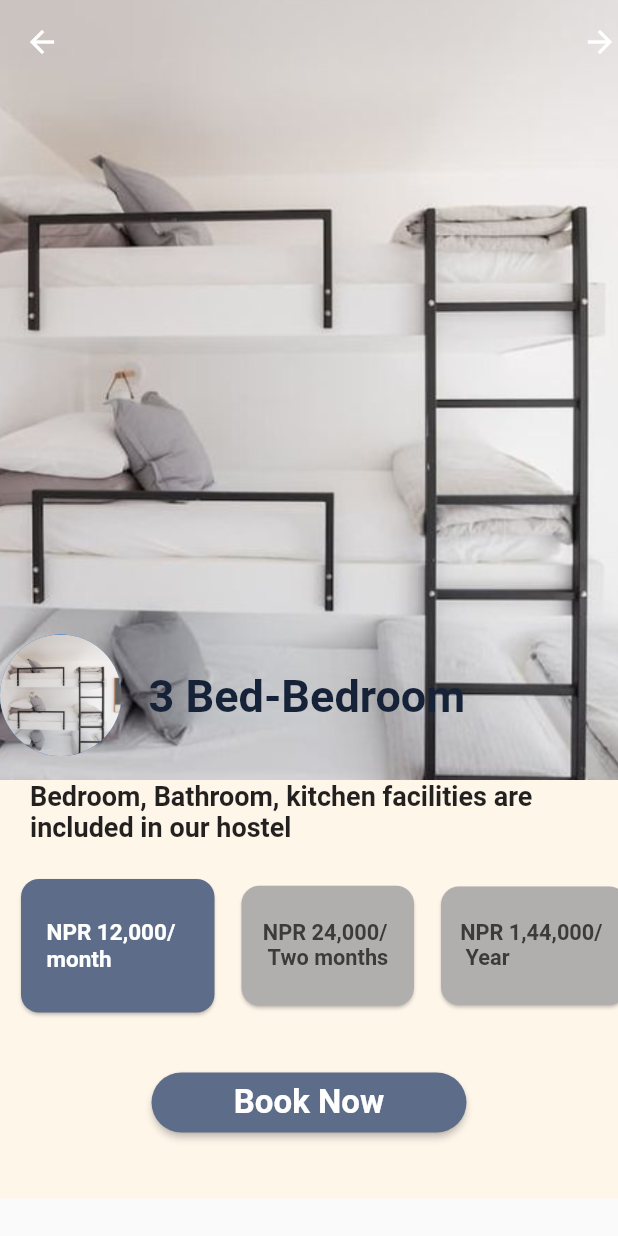
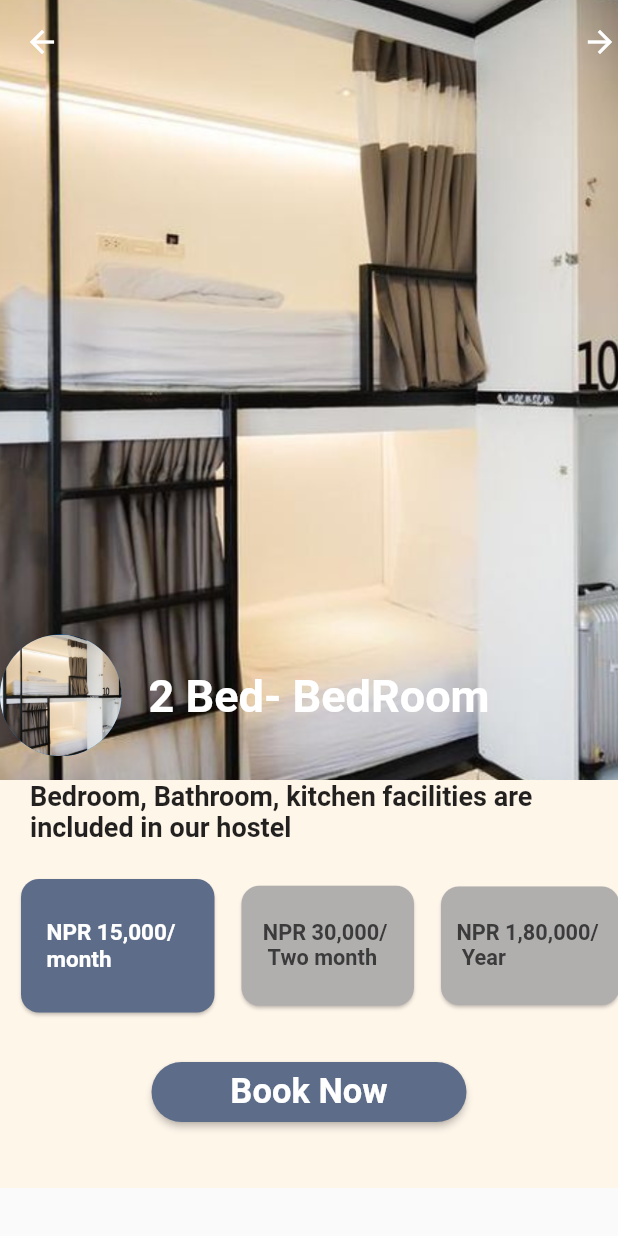
Before and after one commit to utsavshumsher/Hostel_Management_system, a Flutter app: the TwoSeater screen opened directly, after a tap on the "arrow forward" icon, on a phone screen of 412 x 824 dp. Run offline on Flutter 3.47's test engine with Material 2 defaults, Android fonts, the phone set to English and light mode, and no system bars; our stand-ins replace google_fonts, motion_toast, pin_code_fields, rflutter_alert, table_calendar; Roboto replaces fonts that are missing (Alike).

Commit message:
three  seater gesture

```diff
--- a/lib/Rooms/swiping.dart
+++ b/lib/Rooms/swiping.dart
@@ -28,7 +28,7 @@ class _RoomViewDemoState extends State<RoomViewDemo> {
       children: [
         One_Seater(),
         TwoSeater(),
-        Three_Seater(),
+        ThreeSeater(),
         FourSeater(),
       ],
     );
--- a/lib/Rooms/three_seater.dart
+++ b/lib/Rooms/three_seater.dart
@@ -1,10 +1,18 @@
 import 'package:flutter/material.dart';
+import 'package:sleepholic/Rooms/three_seater.dart';
+
 import '../Payments/payment.dart';
-import 'four_seater.dart';
 
-class Three_Seater extends StatelessWidget {
-  const Three_Seater({super.key});
 
+class ThreeSeater extends StatefulWidget {
+  const ThreeSeater({Key? key}) : super(key: key);
+
+  @override
+  State<ThreeSeater> createState() => _ThreeSeaterState();
+}
+
+class _ThreeSeaterState extends State<ThreeSeater> {
+  int selectedIndex = 0;
   @override
   Widget build(BuildContext context) {
     return Scaffold(
@@ -15,35 +23,39 @@ class Three_Seater extends StatelessWidget {
               actions: [
                 InkWell(
                   onTap: () {
-                    Navigator.push(context,
-                        MaterialPageRoute(builder: (context) => FourSeater()));
+                    Navigator.push(
+                        context,
+                        MaterialPageRoute(
+                            builder: (context) => ThreeSeater()));
                   },
-                  child: Icon(Icons.arrow_forward))
+                  child: Icon(Icons.arrow_forward),
+                )
               ],
               flexibleSpace: FlexibleSpaceBar(
                 centerTitle: true,
                 title: Row(
                   children: [
                     CircleAvatar(
-                  backgroundImage: AssetImage("assets/images/threeseater.png"),
+                      backgroundImage:
+                      AssetImage("assets/images/twoseater.png"),
                       radius: 27,
                     ),
                     SizedBox(
                       width: 12,
                     ),
-                  Text("3 Bed-Bedroom",style: TextStyle(
+                    Text("2 Bed- BedRoom",
+                      style: TextStyle(
                         fontWeight: FontWeight.bold,
-                    fontSize: 20,
-                    color: Color.fromRGBO(21, 34, 56, 1.0),
-
-                  ),)
-              ]),
+                        color: Color.fromRGBO(255, 255, 255, 1.0),
+                      ),
+                    )
+                  ],
+                ),
                 background: Image.asset(
-                "assets/images/threeseater.png",
+                  "assets/images/twoseater.png",
                   fit: BoxFit.cover,
                 ),
-            ),
-          ),
+              )),
           SliverToBoxAdapter(
             child: Container(
               color: Color.fromRGBO(255, 246, 234,1),
@@ -69,8 +81,14 @@ class Three_Seater extends StatelessWidget {
                       mainAxisAlignment: MainAxisAlignment.spaceBetween,
                       children: [
                         SizedBox(width: 10,),
-                        Card(
-                          color: Color.fromRGBO(93, 108, 137,1),
+                        GestureDetector(
+                          onTap: (){
+                            setState(() {
+                              selectedIndex = 0;
+                            });
+                          },
+                          child: Card(
+                            color: selectedIndex == 0 ? Color.fromRGBO(93, 108, 137,1) : Color.fromARGB(255, 177, 174, 174),
                             shape: RoundedRectangleBorder(borderRadius: BorderRadius.circular(12)),
                             child: Container(
                               alignment: Alignment.center,
@@ -81,27 +99,34 @@ class Three_Seater extends StatelessWidget {
                               decoration: BoxDecoration(
                               ),
                               child: Text(
-                              "NPR 12,000/month",
+                                "NPR 15,000/month",
                                 style: TextStyle(
                                   fontWeight: FontWeight.bold,
                                   color: Colors.white,
-                                  fontSize: 15
+                                  fontSize: 15,
+                                ),
                               ),
                             ),
                           ),
                         ),
                         SizedBox(width: 10,),
-                        Card(
-                          color: Color.fromARGB(255, 177, 174, 174),
+                        GestureDetector(
+                          onTap: (){
+                            setState(() {
+                              selectedIndex = 1;
+                            });
+                          },
+                          child: Card(
+                            color: selectedIndex == 1 ? Color.fromRGBO(93, 108, 137,1) : Color.fromARGB(255, 177, 174, 174),
                             shape: RoundedRectangleBorder(borderRadius: BorderRadius.circular(12)),
                             child: Container(
                               alignment: Alignment.center,
                               child: Text(
-                              "NPR 24,000/ \n Two months",
+                                "NPR 30,000/ \n Two month",
                                 style: TextStyle(
                                   fontWeight: FontWeight.bold,
                                   color: Color.fromRGBO(59, 59, 59, 1.0),
-                                  fontSize: 14.5
+                                  fontSize: 14.5,
                                 ),
                               ),
                               height: 80,
@@ -109,17 +134,24 @@ class Three_Seater extends StatelessWidget {
                               padding: EdgeInsets.all(7),
                             ),
                           ),
+                        ),
                         SizedBox(width: 10,),
-                        Card(
-                          color: Color.fromARGB(255, 177, 174, 174),
+                        GestureDetector(
+                          onTap: (){
+                            setState(() {
+                              selectedIndex = 2;
+                            });
+                          },
+                          child: Card(
+                            color: selectedIndex == 2 ? Color.fromRGBO(93, 108, 137,1) : Color.fromARGB(255, 177, 174, 174),
                             shape: RoundedRectangleBorder(borderRadius: BorderRadius.circular(12)),
                             child: Container(
                               alignment: Alignment.center,
                               height: 65,
-                            width: 110,
+                              width: 105,
                               margin: EdgeInsets.all(7),
                               child: Text(
-                              "NPR 1,44,000/ \n Year",
+                                "NPR 1,80,000/ \n Year",
                                 style: TextStyle(
                                     fontWeight: FontWeight.bold,
                                     color: Color.fromRGBO(59, 59, 59, 1.0),
@@ -128,12 +160,13 @@ class Three_Seater extends StatelessWidget {
                               ),
 
                             ),
+                          ),
                         )
                       ],
                     ),
                   ),
                   SizedBox(
-                    height: 32,
+                    height: 25,
                   ),
                   Container(
                     child: Center(
@@ -141,7 +174,7 @@ class Three_Seater extends StatelessWidget {
                         style: ElevatedButton.styleFrom(
                             padding: EdgeInsets.all(5),
                             backgroundColor:  Color.fromRGBO(93, 108, 137,1),
-                          shape: RoundedRectangleBorder(borderRadius: BorderRadius.circular(20))
+                            shape: RoundedRectangleBorder(borderRadius: BorderRadius.circular(22))
                         ),
                         onPressed: (() {
                           Navigator.push(context,
@@ -155,7 +188,7 @@ class Three_Seater extends StatelessWidget {
                           child: Text(
                             "Book Now",
                             style: TextStyle(
-                                fontWeight: FontWeight.bold, fontSize: 22),
+                                fontWeight: FontWeight.bold, fontSize: 23),
                           ),
                         ),
                       ),
--- a/lib/Rooms/two_seater.dart
+++ b/lib/Rooms/two_seater.dart
@@ -26,7 +26,7 @@ class _TwoSeaterState extends State<TwoSeater> {
                     Navigator.push(
                         context,
                         MaterialPageRoute(
-                            builder: (context) => Three_Seater()));
+                            builder: (context) => ThreeSeater()));
                   },
                   child: Icon(Icons.arrow_forward),
                 )
```
Lines whose indentation alone changed are shown as unchanged.
